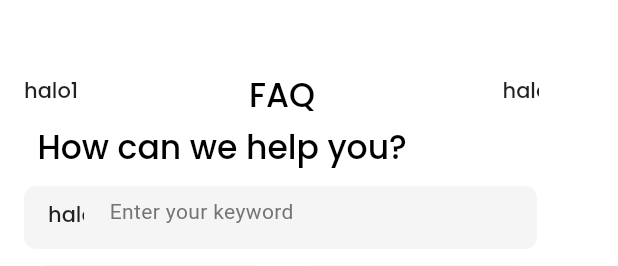
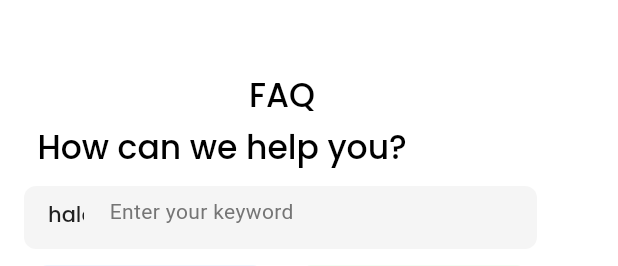
Before and after one commit to AttaRezi/Tubes_provis, a Flutter app: the FaQ widget shown alone on an empty page, opened directly, on a phone screen of 412 x 824 dp. Shown: the top 266 px of the screen. Run offline on Flutter 3.47's test engine with Material 2 defaults, Android fonts, the light colour scheme and no system bars; our stand-ins replace shared_preferences, sqflite, toast; accounts and stored records are empty.

Commit message:
rm route

```diff
--- a/tubes_provis/lib/Screens/FaQ/page.dart
+++ b/tubes_provis/lib/Screens/FaQ/FaQPageComponent.dart
@@ -35,11 +35,12 @@ class FaQ extends StatelessWidget{
 
                           child: Stack(
                               children: <Widget>[
+                                // Positioned(
+                                //     top: 0,
+                                //     left: 0,
+                                //     // child: Text("halo1")
+                                // ),
                                 Positioned(
-                                    top: 0,
-                                    left: 0,
-                                    child: Text("halo1")
-                                ),Positioned(
                                     top: 0,
                                     left: 150,
                                     child: Text('FAQ', textAlign: TextAlign.center, style: TextStyle(
@@ -50,11 +51,12 @@ class FaQ extends StatelessWidget{
                                         fontWeight: FontWeight.normal,
                                         height: 1.2727272727272727
                                     ),)
-                                ),Positioned(
-                                    top: 0,
-                                    left: 319,
-                                    child: Text("halo2")
                                 ),
+                                // Positioned(
+                                //     top: 0,
+                                //     left: 319,
+                                //     child: Text("halo2")
+                                // ),
                               ]
                           )
                       )
--- a/tubes_provis/lib/main.dart
+++ b/tubes_provis/lib/main.dart
@@ -21,7 +21,7 @@ import 'package:tubes_provis/Screens/BlogListPage/BlogTopicContent/BlogTopic1.da
 import 'package:tubes_provis/Screens/BlogListPage/BlogTopicContent/BlogTopic2.dart';
 import 'package:tubes_provis/Screens/BlogListPage/BlogTopicContent/BlogTopic3.dart';
 import 'package:tubes_provis/Screens/BlogListPage/BlogTopicContent/BlogTopic4.dart';
-import 'package:tubes_provis/Screens/FaQ/page.dart';
+import 'package:tubes_provis/Screens/FaQ/FaQPageComponent.dart';
 
 void main() {
   runApp(const MyApp());
@@ -61,7 +61,6 @@ class MyApp extends StatelessWidget {
           '/blogtopic3' : (contex) => BlogTopic3(),
           '/blogtopic4' : (contex) => BlogTopic4(),
           '/profile' : (contex) => ProfilePage(),
-          '/help' : (contex) => FaQ(),
 
         },
       )
```
Also changed, not shown: tubes_provis/lib/Screens/HomePage/HomePageComponent.dart (+6 -6 lines).
